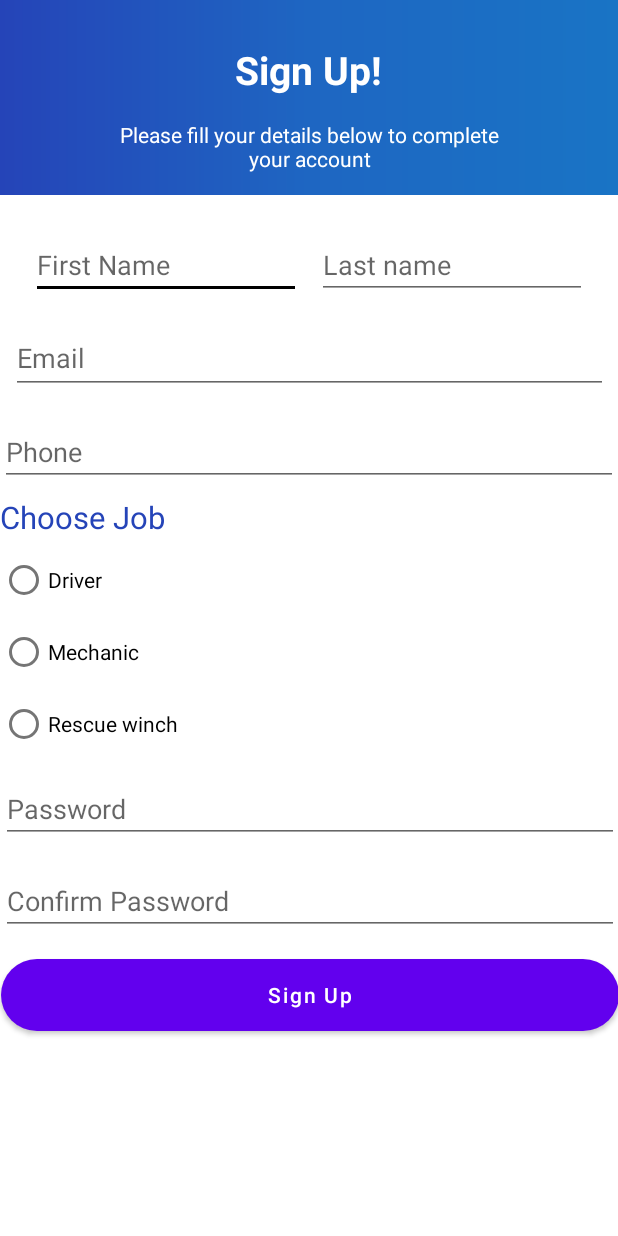
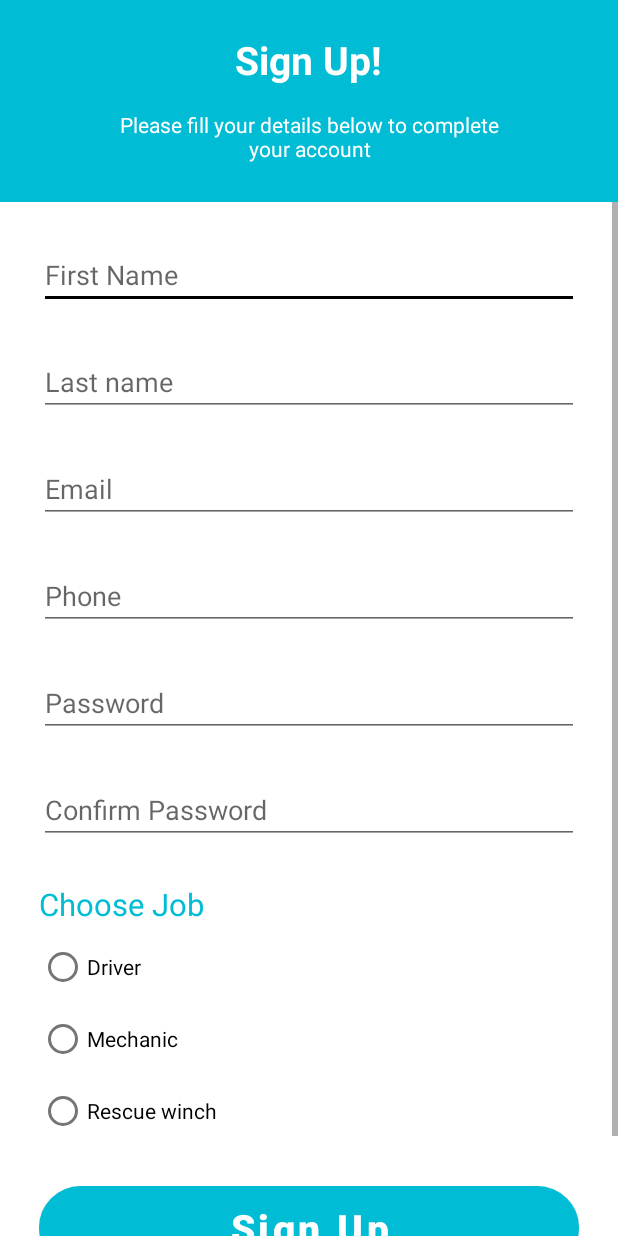
Before and after one commit to MahmoudMohamed14/GoogleMaps, an Android app: the SignUp screen opened directly, with no data from a screen before it, on a phone screen of 412 x 824 dp. Run offline under Robolectric (Android 15) with nearby library versions, the phone set to English and light mode, and no system bars; our stand-ins replace Firebase (no records; nobody signed in at launch, a user with empty details on screens opened directly), sdp/ssp sizes.

Commit message:
edit color

```diff
--- a/app/build.gradle
+++ b/app/build.gradle
@@ -7,13 +7,13 @@ apply plugin: 'com.google.gms.google-services'
 
 
 android {
-    compileSdkVersion 28
+    compileSdkVersion 30
     buildToolsVersion "30.0.2"
 
     defaultConfig {
         applicationId "com.example.googlemaps"
         minSdkVersion 21
-        targetSdkVersion 28
+        targetSdkVersion 30
         versionCode 1
         versionName "1.0"
 
--- a/app/src/main/res/drawable/gradient.xml
+++ b/app/src/main/res/drawable/gradient.xml
@@ -3,8 +3,8 @@
     xmlns:android="http://schemas.android.com/apk/res/android"
     android:shape="rectangle" >
     <gradient
-        android:startColor="#2544B8"
-        android:centerColor="#1E66C2"
-        android:endColor="#1974C5"
+        android:startColor="#00BCD4"
+        android:centerColor="#00BCD4"
+        android:endColor="#00BCD4"
         android:angle="360"/>
 </shape>
--- a/app/src/main/res/drawable/rounded.xml
+++ b/app/src/main/res/drawable/rounded.xml
@@ -2,9 +2,9 @@
     xmlns:android="http://schemas.android.com/apk/res/android"
     android:shape="rectangle" >
     <gradient
-        android:startColor="#2544B8"
-        android:centerColor="#1E66C2"
-        android:endColor="#1974C5"
+        android:startColor="#00BCD4"
+        android:centerColor="#00BCD4"
+        android:endColor="#00BCD4"
         android:angle="360"/>
     <corners android:radius="@dimen/_150sdp"/>
 </shape>
--- a/app/src/main/res/layout/activity_sign_up.xml
+++ b/app/src/main/res/layout/activity_sign_up.xml
@@ -1,20 +1,21 @@
 <?xml version="1.0" encoding="utf-8"?>
-<androidx.constraintlayout.widget.ConstraintLayout xmlns:android="http://schemas.android.com/apk/res/android"
+<LinearLayout xmlns:android="http://schemas.android.com/apk/res/android"
+    xmlns:app="http://schemas.android.com/apk/res-auto"
     xmlns:tools="http://schemas.android.com/tools"
     android:layout_width="match_parent"
     android:layout_height="match_parent"
-    xmlns:app="http://schemas.android.com/apk/res-auto"
+    android:orientation="vertical"
     tools:context=".SignUp">
 
     <androidx.constraintlayout.widget.ConstraintLayout
         android:id="@+id/constraintLayout"
         android:layout_width="match_parent"
-        android:layout_height="@dimen/_100sdp"
+        android:layout_height="wrap_content"
         android:background="@drawable/gradient"
-        app:layout_constraintEnd_toEndOf="parent"
-        app:layout_constraintHorizontal_bias="0.0"
-        app:layout_constraintStart_toStartOf="parent"
-        app:layout_constraintTop_toTopOf="parent">
+        android:paddingBottom="@dimen/_20sdp"
+
+
+       >
 
         <TextView
             android:id="@+id/textView"
@@ -49,87 +50,111 @@
 
     </androidx.constraintlayout.widget.ConstraintLayout>
 
+    <ScrollView
+
+        android:layout_width="match_parent"
+        android:layout_height="wrap_content"
+
+
+
+        app:layout_constraintBottom_toBottomOf="parent"
+        app:layout_constraintEnd_toEndOf="parent"
+        app:layout_constraintStart_toStartOf="parent"
+        >
+
         <LinearLayout
             android:id="@+id/linearLayout"
-        android:layout_width="wrap_content"
-        android:layout_height="wrap_content"
-        android:layout_marginTop="24dp"
-        android:orientation="horizontal"
-        android:paddingLeft="@dimen/_16sdp"
-        android:paddingRight="@dimen/_16sdp"
-        app:layout_constraintEnd_toEndOf="parent"
-        app:layout_constraintStart_toStartOf="parent"
-        app:layout_constraintTop_toBottomOf="@+id/constraintLayout">
+            android:layout_width="match_parent"
+            android:layout_height="match_parent"
+            android:layout_marginTop="@dimen/_20sdp"
+            android:orientation="vertical"
+            android:paddingLeft="@dimen/_20sdp"
+            android:paddingRight="@dimen/_20sdp"
+           >
 
             <EditText
                 android:id="@+id/firstName"
-            android:layout_width="wrap_content"
+                android:layout_width="match_parent"
                 android:layout_height="wrap_content"
-            android:layout_marginEnd="@dimen/_8sdp"
-            android:layout_weight="1"
+
+
                 android:ems="10"
                 android:hint="@string/first_name"
                 android:inputType="textPersonName" />
 
             <EditText
                 android:id="@+id/lastName"
-            android:layout_width="wrap_content"
+                android:layout_width="match_parent"
                 android:layout_height="wrap_content"
-            android:layout_weight="1"
+                android:layout_marginTop="@dimen/_20sdp"
+
                 android:ems="10"
                 android:hint="@string/last_name"
                 android:inputType="textPersonName" />
-    </LinearLayout>
 
             <EditText
                 android:id="@+id/email"
-        android:layout_width="398dp"
-        android:layout_height="47dp"
-        android:layout_marginTop="16dp"
+                android:layout_width="match_parent"
+                android:layout_height="wrap_content"
+                android:layout_marginTop="@dimen/_20sdp"
                 android:ems="10"
                 android:hint="@string/email"
-        android:inputType="textPersonName"
-        app:layout_constraintEnd_toEndOf="parent"
-        app:layout_constraintStart_toStartOf="parent"
-        app:layout_constraintTop_toBottomOf="@+id/linearLayout" />
+                android:inputType="textPersonName" />
 
             <EditText
                 android:id="@+id/phone"
-        android:layout_width="0dp"
+                android:layout_width="match_parent"
                 android:layout_height="wrap_content"
-        android:layout_marginTop="16dp"
+                android:layout_marginTop="@dimen/_20sdp"
                 android:ems="10"
                 android:hint="@string/phone"
-        android:inputType="phone"
-        app:layout_constraintEnd_toEndOf="parent"
-        app:layout_constraintStart_toStartOf="parent"
-        app:layout_constraintTop_toBottomOf="@+id/email" />
+                android:inputType="phone" />
+
+            <EditText
+                android:id="@+id/password"
+                android:layout_width="match_parent"
+                android:layout_height="wrap_content"
+                android:layout_marginTop="@dimen/_20sdp"
+                android:ems="10"
+                android:hint="@string/password"
+                android:inputType="textPersonName" />
+
+            <EditText
+                android:id="@+id/confirmPassword"
+                android:layout_width="match_parent"
+                android:layout_height="wrap_content"
+                android:layout_marginTop="@dimen/_20sdp"
+                android:ems="10"
+                android:hint="@string/confirm_password"
+                android:inputType="textPersonName" />
+
 
             <LinearLayout
                 android:id="@+id/linear_radio"
                 android:layout_width="match_parent"
                 android:layout_height="wrap_content"
-        android:layout_marginTop="@dimen/_5sdp"
+                android:layout_marginTop="@dimen/_20sdp"
                 android:orientation="vertical"
-        app:layout_constraintEnd_toEndOf="@+id/email"
-        app:layout_constraintStart_toStartOf="@+id/email"
-        app:layout_constraintTop_toBottomOf="@+id/phone">
+                >
 
                 <TextView
                     android:layout_width="wrap_content"
                     android:layout_height="wrap_content"
                     android:layout_marginBottom="@dimen/_3sdp"
                     android:text="Choose Job"
-            android:textColor="@color/blue"
+                    android:textColor="@color/colorPrimary"
                     android:textSize="@dimen/_16sdp" />
 
                 <RadioGroup
                     android:id="@+id/radio_group"
+
                     android:layout_width="wrap_content"
                     android:layout_height="wrap_content"
+
                     android:orientation="vertical">
 
                     <RadioButton
+
                         android:id="@+id/driver"
                         android:layout_width="wrap_content"
                         android:layout_height="wrap_content"
@@ -149,42 +174,30 @@
                 </RadioGroup>
 
             </LinearLayout>
-
-    <EditText
-        android:id="@+id/password"
-        android:layout_width="0dp"
-        android:layout_height="wrap_content"
-        android:layout_marginTop="10dp"
-        android:ems="10"
-        android:hint="@string/password"
-        android:inputType="textPersonName"
-        app:layout_constraintEnd_toEndOf="@+id/linear_radio"
-        app:layout_constraintStart_toStartOf="@+id/linear_radio"
-        app:layout_constraintTop_toBottomOf="@+id/linear_radio" />
-
-    <EditText
-        android:id="@+id/confirmPassword"
-        android:layout_width="0dp"
-        android:layout_height="wrap_content"
-        android:hint="@string/confirm_password"
-        android:layout_marginTop="16dp"
-        android:ems="10"
-        android:inputType="textPersonName"
-        app:layout_constraintEnd_toEndOf="@+id/password"
-        app:layout_constraintStart_toStartOf="@+id/password"
-        app:layout_constraintTop_toBottomOf="@+id/password" />
-
             <Button
                 android:id="@+id/signUp"
-        android:layout_width="0dp"
+                android:layout_width="match_parent"
                 android:layout_height="wrap_content"
-        android:layout_marginTop="16dp"
+                android:layout_marginTop="@dimen/_20sdp"
+                android:layout_marginBottom="@dimen/_40sdp"
                 android:background="@drawable/rounded"
+                android:textSize="@dimen/_20sdp"
+                android:textStyle="bold"
                 android:text="@string/sign_up_button"
-        android:textAllCaps="false"
-        app:layout_constraintEnd_toEndOf="@+id/confirmPassword"
-        app:layout_constraintStart_toStartOf="@+id/confirmPassword"
-        app:layout_constraintTop_toBottomOf="@+id/confirmPassword" />
+
+                android:textAllCaps="false" />
 
 
-</androidx.constraintlayout.widget.ConstraintLayout>
+        </LinearLayout>
+    </ScrollView>
+
+
+
+
+
+
+
+
+
+
+</LinearLayout>
--- a/app/src/main/res/layout/app_bar_main.xml
+++ b/app/src/main/res/layout/app_bar_main.xml
@@ -17,7 +17,7 @@
             android:layout_width="match_parent"
             android:layout_height="?attr/actionBarSize"
             android:background="?attr/colorPrimary"
-            android:backgroundTint="#0c3047"
+            android:backgroundTint="#00BCD4"
             app:popupTheme="@style/AppTheme.PopupOverlay" />
 
     </com.google.android.material.appbar.AppBarLayout>
--- a/app/src/main/res/layout/nav_header_main.xml
+++ b/app/src/main/res/layout/nav_header_main.xml
@@ -3,7 +3,7 @@
     xmlns:app="http://schemas.android.com/apk/res-auto"
     android:layout_width="match_parent"
     android:layout_height="250dp"
-    android:background="@drawable/side_nav_bar"
+    android:background="@drawable/gradient"
     android:gravity="bottom"
     android:orientation="vertical"
     android:paddingLeft="@dimen/activity_horizontal_margin"
--- a/app/src/main/res/menu/activity_main_drawer.xml
+++ b/app/src/main/res/menu/activity_main_drawer.xml
@@ -6,6 +6,7 @@
     <group android:checkableBehavior="single">
         <item
             android:id="@+id/nav_home"
+
             android:icon="@drawable/ic_baseline_home_24"
             android:title="@string/menu_home" />
         <item
--- a/app/src/main/res/navigation/mobile_navigation.xml
+++ b/app/src/main/res/navigation/mobile_navigation.xml
@@ -9,6 +9,7 @@
         android:id="@+id/nav_home"
         android:name="com.example.googlemaps.ui.home.HomeFragment"
         android:label="@string/menu_home"
+
         tools:layout="@layout/fragment_home" />
 
 
--- a/app/src/main/res/values/colors.xml
+++ b/app/src/main/res/values/colors.xml
@@ -1,7 +1,7 @@
 <?xml version="1.0" encoding="utf-8"?>
 <resources>
-    <color name="colorPrimary">#6200EE</color>
-    <color name="colorPrimaryDark">#3700B3</color>
+    <color name="colorPrimary">#00BCD4</color>
+    <color name="colorPrimaryDark">#00BCD4</color>
     <color name="colorAccent">#000000</color>
     <color name="black">#FF000000</color>
     <color name="white">#FFFFFFFF</color>
```
Also changed, not shown: app/src/main/res/layout/layout_signin.xml (+29 -26 lines), app/src/main/res/layout/regester.xml (deleted, +0 -200 lines). Lines whose indentation alone changed are shown as unchanged.
